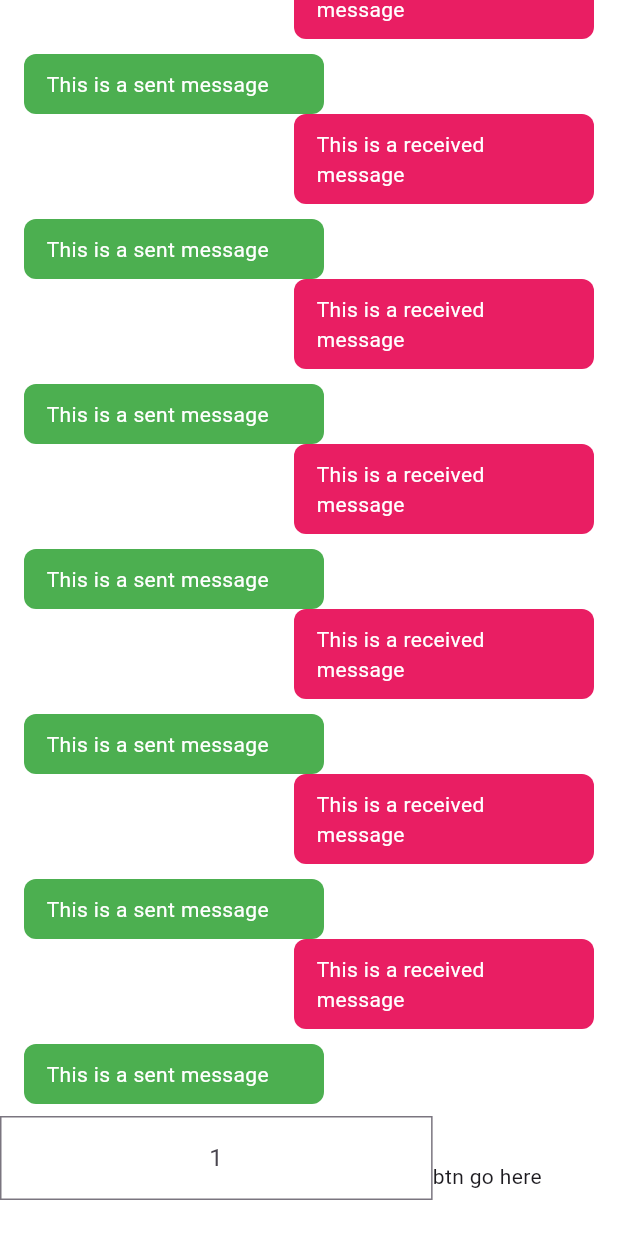
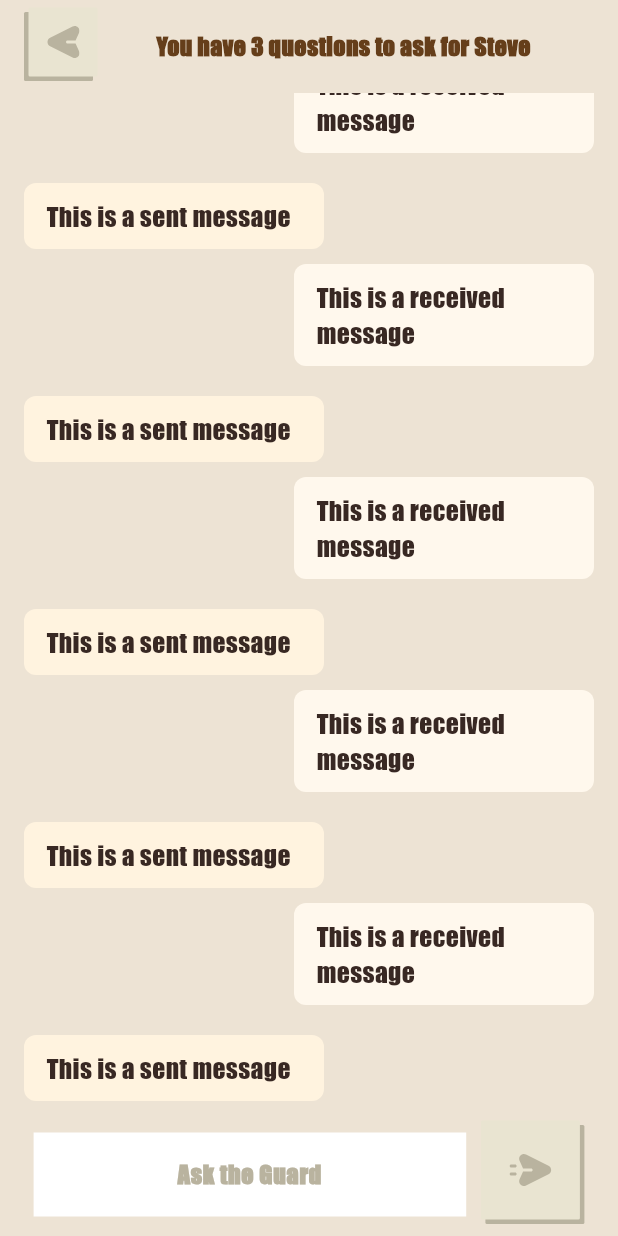
Before and after one commit to SadO-On/Which-door-game, a Flutter app: the screen it shows after launch, on a phone screen of 412 x 824 dp. Run offline on Flutter 3.47's test engine with Material 3 defaults, Android fonts, the phone set to English and light mode, and no system bars; our stand-ins replace flutter_svg, get_it, google_generative_ai, responsive_sizer.

Commit message:
chat screen 80% - widgets creation and screen

```diff
--- /dev/null
+++ b/lib/chat/chat_input_widget.dart
@@ -0,0 +1,52 @@
+import 'package:flutter/material.dart';
+import 'package:gaurds_game/widgets/three_dimension_button.dart';
+import 'package:responsive_sizer/responsive_sizer.dart';
+
+// ignore: must_be_immutable
+class ChatInputWidget extends StatelessWidget {
+  ChatInputWidget({super.key, required this.onSendClicked});
+
+  final Function(String text) onSendClicked;
+  String prompt = '';
+  @override
+  Widget build(BuildContext context) {
+    return Padding(
+      padding: const EdgeInsets.symmetric(horizontal: 16, vertical: 8),
+      child: Row(
+        mainAxisAlignment: MainAxisAlignment.spaceAround,
+        children: [
+          Container(
+              color: Colors.white,
+              width: Adaptive.w(70),
+              child: TextField(
+                onChanged: (value) {
+                  prompt = value;
+                },
+                textAlign: TextAlign.center,
+                decoration: const InputDecoration(
+                  focusedBorder: OutlineInputBorder(),
+                  hintStyle: TextStyle(
+                      color: Color(0xffB9B39F), fontWeight: FontWeight.bold),
+                  hintText: 'Ask the Guard',
+                  border: OutlineInputBorder(
+                    borderRadius: BorderRadius.all(
+                      Radius.circular(3.0),
+                    ),
+                    borderSide: BorderSide.none,
+                  ),
+                ),
+              )),
+          ThreeDimensionButton(
+              size: 66,
+              assetPath: 'assets/images/message_send.svg',
+              label: 'Send Button',
+              iconSize: 32,
+              isRight: true,
+              onClick: () {
+                onSendClicked(prompt);
+              })
+        ],
+      ),
+    );
+  }
+}
--- a/lib/chat/chat_item_widget.dart
+++ b/lib/chat/chat_item_widget.dart
@@ -17,12 +17,12 @@ class ChatItemWidget extends StatelessWidget {
               padding: EdgeInsets.fromLTRB(15.0, 10.0, 15.0, 10.0),
               width: 200.0,
               decoration: BoxDecoration(
-                  color: Colors.green,
+                  color: Color(0xffFFF3DF),
                   borderRadius: BorderRadius.circular(8.0)),
               margin: const EdgeInsets.only(right: 10.0),
               child: const Text(
                 'This is a sent message',
-                style: TextStyle(color: Colors.white),
+                style: TextStyle(color: Color(0xff382823), fontSize: 17),
               ),
             )
           ]);
@@ -37,11 +37,12 @@ class ChatItemWidget extends StatelessWidget {
               padding: EdgeInsets.fromLTRB(15.0, 10.0, 15.0, 10.0),
               width: 200.0,
               decoration: BoxDecoration(
-                  color: Colors.pink, borderRadius: BorderRadius.circular(8.0)),
+                  color: Color(0xffFFF8ED),
+                  borderRadius: BorderRadius.circular(8.0)),
               margin: const EdgeInsets.only(left: 10.0),
               child: const Text(
                 'This is a received message',
-                style: TextStyle(color: Colors.white),
+                style: TextStyle(color: Color(0xff382823), fontSize: 17),
               ),
             )
           ],
--- a/lib/chat/chat_list_widget.dart
+++ b/lib/chat/chat_list_widget.dart
@@ -8,9 +8,11 @@ class ChatListWidget extends StatelessWidget {
 
   @override
   Widget build(BuildContext context) {
-    return Container(
-      child: Expanded(
-        child: ListView.builder(
+    return Expanded(
+      child: ListView.separated(
+        separatorBuilder: (context, index) => const SizedBox(
+          height: 10,
+        ),
         itemCount: 90,
         scrollDirection: Axis.vertical,
         shrinkWrap: true,
@@ -19,7 +21,6 @@ class ChatListWidget extends StatelessWidget {
         reverse: true,
         controller: listScrollController,
       ),
-      ),
     );
   }
 }
--- a/lib/chat/chat_screen.dart
+++ b/lib/chat/chat_screen.dart
@@ -1,7 +1,8 @@
 import 'package:flutter/material.dart';
-import 'package:responsive_sizer/responsive_sizer.dart';
+import 'package:gaurds_game/chat/chat_input_widget.dart';
+import 'package:gaurds_game/chat/chat_list_widget.dart';
 
-import 'chat_list_widget.dart';
+import '../widgets/top_bar_widget.dart';
 
 class ChatScreen extends StatelessWidget {
   const ChatScreen({super.key});
@@ -9,35 +10,20 @@ class ChatScreen extends StatelessWidget {
   @override
   Widget build(BuildContext context) {
     return Scaffold(
-      backgroundColor: Colors.white,
+      backgroundColor: const Color(0xffEDE3D4),
       body: SafeArea(
         child: Column(
           children: [
+            Padding(
+                padding:
+                    const EdgeInsets.symmetric(vertical: 8.0, horizontal: 16),
+                child: TopBarWidget(
+                  onBackClicked: () {},
+                  title: 'You have 3 questions to ask for Steve',
+                )),
             ChatListWidget(),
-            Row(
-              children: [
-                SizedBox(
-                    height: 80,
-                    width: Adaptive.w(70),
-                    child: const TextField(
-                      textAlign: TextAlign.center,
-                      decoration: InputDecoration(
-                        focusColor: Colors.black,
-                        focusedBorder: OutlineInputBorder(),
-                        hintText: '1',
-                        border: OutlineInputBorder(
-                          borderRadius: BorderRadius.all(
-                            Radius.circular(0.0),
-                          ),
-                          borderSide: BorderSide(
-                            color: Colors.black,
-                            width: 1.0,
-                          ),
-                        ),
-                      ),
-                    )),
-                Text('btn go here')
-              ],
+            ChatInputWidget(
+              onSendClicked: (text) {},
             )
           ],
         ),
@@ -45,3 +31,5 @@ class ChatScreen extends StatelessWidget {
     );
   }
 }
+
+// ChatListWidget(),
--- a/lib/main.dart
+++ b/lib/main.dart
@@ -1,25 +1,10 @@
-import 'dart:io';
-
 import 'package:flutter/material.dart';
 import 'package:gaurds_game/chat/chat_screen.dart';
-import 'package:gaurds_game/env/env.dart';
-import 'package:google_generative_ai/google_generative_ai.dart';
 import 'package:responsive_sizer/responsive_sizer.dart';
 
 import 'locator.dart';
 
-void main() async {
-  // final apiKey = Env.geminiKey;
-  // if (apiKey == null) {
-  //   print('No \$API_KEY environment variable');
-  //   exit(1);
-  // }
-  // // The Gemini 1.5 models are versatile and work with both text-only and multimodal prompts
-  // final model = GenerativeModel(model: 'gemini-1.5-flash', apiKey: apiKey);
-  // final content = [Content.text('Write a story about a AI and magic')];
-  // final response = await model.generateContent(content);
-  // print(response.text);
-
+void main() {
   setupGetIt();
   runApp(const MyApp());
 }
@@ -35,6 +20,7 @@ class MyApp extends StatelessWidget {
         return MaterialApp(
             title: 'Which door?',
             theme: ThemeData(
+              fontFamily: 'Impact',
               colorScheme: ColorScheme.fromSeed(seedColor: Colors.deepPurple),
               useMaterial3: true,
             ),
--- /dev/null
+++ b/lib/widgets/three_dimension_button.dart
@@ -0,0 +1,97 @@
+import 'package:flutter/material.dart';
+import 'package:flutter_svg/svg.dart';
+
+class ThreeDimensionButton extends StatefulWidget {
+  const ThreeDimensionButton(
+      {super.key,
+      required this.size,
+      required this.assetPath,
+      required this.label,
+      required this.iconSize,
+      required this.onClick,
+      required this.isRight});
+
+  final double size;
+  final String assetPath;
+  final String label;
+  final double iconSize;
+  final Function onClick;
+  final bool isRight;
+  @override
+  State<ThreeDimensionButton> createState() => _ThreeDimensionButtonState();
+}
+
+class _ThreeDimensionButtonState extends State<ThreeDimensionButton> {
+  double _positionRight = 3;
+  double _positionBottom = 3;
+
+  @override
+  Widget build(BuildContext context) {
+    return Column(
+      mainAxisAlignment: MainAxisAlignment.center,
+      crossAxisAlignment: CrossAxisAlignment.center,
+      mainAxisSize: MainAxisSize.max,
+      children: [
+        GestureDetector(
+          onTapUp: (_) {
+            setState(() {
+              _positionRight = 3;
+              _positionBottom = 3;
+              widget.onClick();
+            });
+          },
+          onTapDown: (_) {
+            setState(() {
+              _positionRight = 0;
+              _positionBottom = 0;
+            });
+          },
+          onTapCancel: () {
+            setState(() {
+              _positionRight = 3;
+              _positionBottom = 3;
+            });
+          },
+          child: SizedBox(
+            height: widget.size,
+            width: widget.size,
+            child: Stack(
+              clipBehavior: Clip.none,
+              children: [
+                Positioned(
+                  right: 0,
+                  bottom: 0,
+                  child: Container(
+                    height: widget.size,
+                    width: widget.size,
+                    decoration: const BoxDecoration(
+                        color: Color(0xffB9B39F),
+                        borderRadius: BorderRadius.all(Radius.circular(1))),
+                  ),
+                ),
+                AnimatedPositioned(
+                  curve: Curves.easeIn,
+                  right: widget.isRight ? _positionRight : _positionRight * -1,
+                  bottom: _positionBottom,
+                  duration: const Duration(milliseconds: 150),
+                  child: Container(
+                    height: widget.size,
+                    width: widget.size,
+                    decoration: const BoxDecoration(
+                        color: Color(0xffE9E4D1),
+                        borderRadius: BorderRadius.all(Radius.circular(1))),
+                    child: SvgPicture.asset(widget.assetPath,
+                        fit: BoxFit.scaleDown,
+                        width: widget.iconSize,
+                        height: widget.iconSize,
+                        semanticsLabel: widget.label),
+                  ),
+                ),
+              ],
+            ),
+          ),
+        ),
+      ],
+    );
+  }
+}
--- /dev/null
+++ b/lib/widgets/top_bar_widget.dart
@@ -0,0 +1,37 @@
+import 'package:flutter/material.dart';
+
+import 'three_dimension_button.dart';
+
+class TopBarWidget extends StatelessWidget {
+  const TopBarWidget(
+      {super.key, required this.onBackClicked, required this.title});
+
+  final String title;
+  final Function onBackClicked;
+
+  @override
+  Widget build(BuildContext context) {
+    return Row(
+      mainAxisAlignment: MainAxisAlignment.spaceBetween,
+      mainAxisSize: MainAxisSize.max,
+      children: [
+        ThreeDimensionButton(
+          isRight: false,
+          assetPath: 'assets/images/back_arrow.svg',
+          size: 46,
+          iconSize: 32,
+          label: 'Back button',
+          onClick: () {},
+        ),
+        Text(
+          title,
+          style: const TextStyle(
+              color: Color(0xff653E1A),
+              fontWeight: FontWeight.bold,
+              fontSize: 16),
+        ),
+        const SizedBox()
+      ],
+    );
+  }
+}
```
Also changed, not shown: pubspec.yaml (+8 -17 lines), assets/fonts/impact.ttf (added), assets/images/back_arrow.svg (added), assets/images/message_send.svg (added), pubspec.lock. Lines whose indentation alone changed are shown as unchanged.
